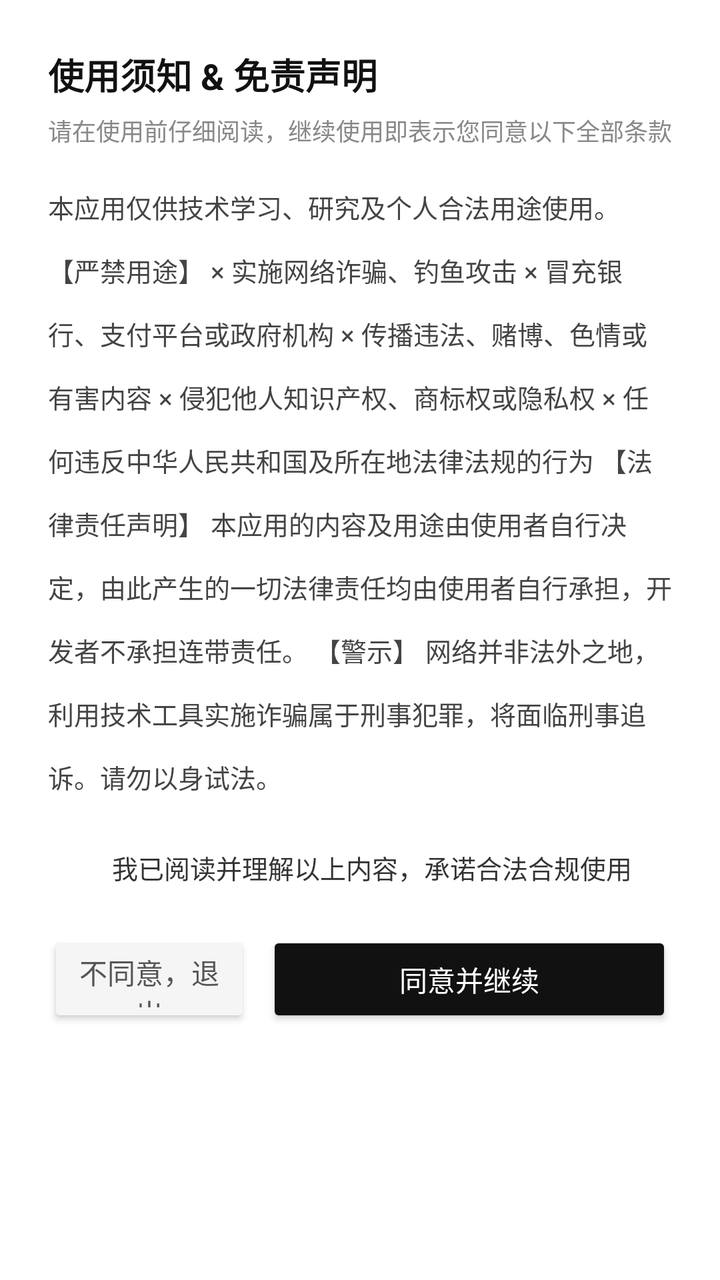
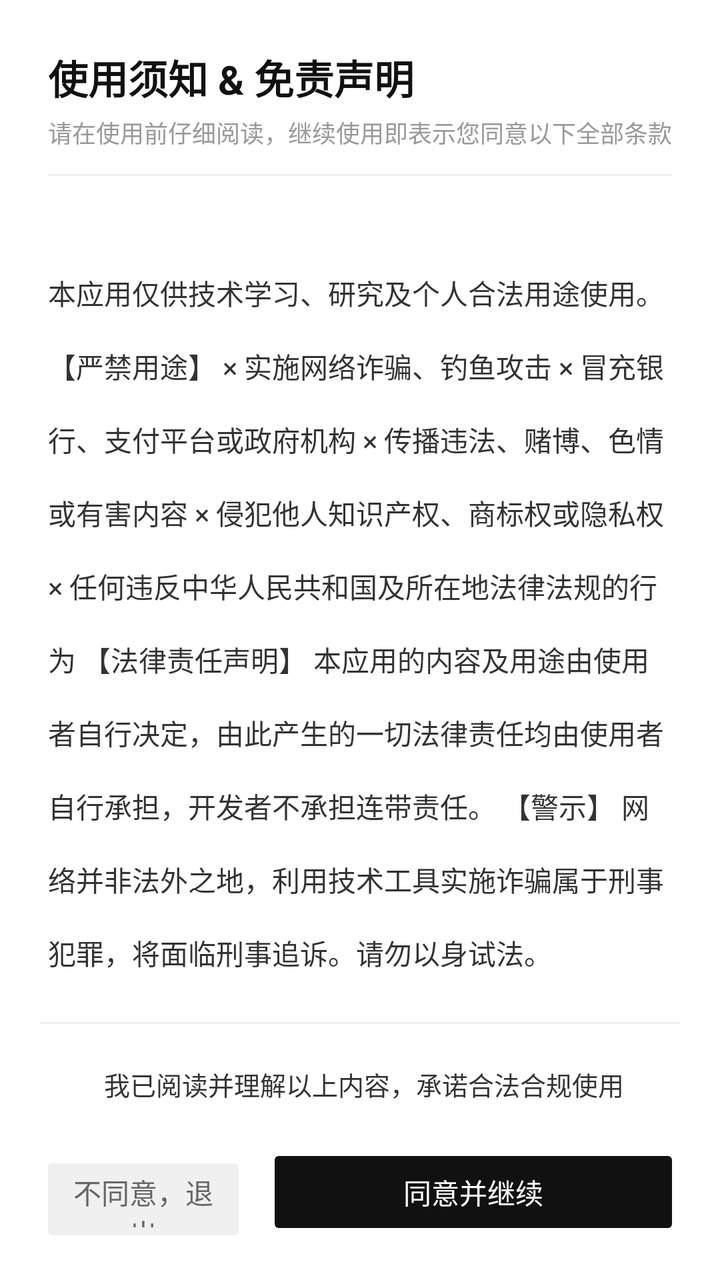

Before-and-after screenshots of an Android layout around one commit, followed by the original layout XML and the change that was made.
<!-- AndroidManifest.xml: application theme AppTheme -->
<!-- res/layout/activity_disclaimer.xml -->
<?xml version="1.0" encoding="utf-8"?>
<ScrollView xmlns:android="http://schemas.android.com/apk/res/android"
    android:layout_width="match_parent"
    android:layout_height="match_parent"
    android:background="#FFFFFF"
    android:fillViewport="true">

    <LinearLayout
        android:layout_width="match_parent"
        android:layout_height="wrap_content"
        android:orientation="vertical"
        android:padding="24dp">

        <TextView
            android:layout_width="match_parent"
            android:layout_height="wrap_content"
            android:text="@string/disclaimer_title"
            android:textSize="18sp"
            android:textStyle="bold"
            android:textColor="#111111"
            android:layout_marginBottom="6dp"/>

        <TextView
            android:layout_width="match_parent"
            android:layout_height="wrap_content"
            android:text="@string/disclaimer_subtitle"
            android:textSize="12sp"
            android:textColor="#888888"
            android:layout_marginBottom="20dp"/>

        <TextView
            android:id="@+id/tvDisclaimerBody"
            android:layout_width="match_parent"
            android:layout_height="wrap_content"
            android:textSize="13sp"
            android:textColor="#444444"
            android:lineSpacingMultiplier="1.7"
            android:layout_marginBottom="20dp"
            android:text="@string/disclaimer_body"/>

        <CheckBox
            android:id="@+id/cbRemember"
            android:layout_width="match_parent"
            android:layout_height="wrap_content"
            android:text="@string/disclaimer_checkbox"
            android:textSize="13sp"
            android:textColor="#333333"
            android:layout_marginBottom="16dp"/>

        <LinearLayout
            android:layout_width="match_parent"
            android:layout_height="wrap_content"
            android:orientation="horizontal"
            android:gravity="center"
            android:layout_marginBottom="12dp">

            <Button
                android:id="@+id/btnDecline"
                android:layout_width="0dp"
                android:layout_height="48dp"
                android:layout_weight="1"
                android:text="@string/disclaimer_decline"
                android:textSize="14sp"
                android:backgroundTint="#F5F5F5"
                android:textColor="#555555"
                android:layout_marginEnd="8dp"/>

            <Button
                android:id="@+id/btnAccept"
                android:layout_width="0dp"
                android:layout_height="48dp"
                android:layout_weight="2"
                android:text="@string/disclaimer_accept"
                android:textSize="14sp"
                android:backgroundTint="#111111"
                android:textColor="#FFFFFF"/>
        </LinearLayout>

    </LinearLayout>
</ScrollView>
<!-- resources referenced by this layout -->
<resources>
  <string name="disclaimer_accept">同意并继续</string>
  <string name="disclaimer_body">本应用仅供技术学习、研究及个人合法用途使用。
  
  【严禁用途】
  
  × 实施网络诈骗、钓鱼攻击
  × 冒充银行、支付平台或政府机构
  × 传播违法、赌博、色情或有害内容
  × 侵犯他人知识产权、商标权或隐私权
  × 任何违反中华人民共和国及所在地法律法规的行为
  
  【法律责任声明】
  
  本应用的内容及用途由使用者自行决定，由此产生的一切法律责任均由使用者自行承担，开发者不承担连带责任。
  
  【警示】
  
  网络并非法外之地，利用技术工具实施诈骗属于刑事犯罪，将面临刑事追诉。请勿以身试法。</string>
  <string name="disclaimer_checkbox">我已阅读并理解以上内容，承诺合法合规使用</string>
  <string name="disclaimer_decline">不同意，退出</string>
  <string name="disclaimer_subtitle">请在使用前仔细阅读，继续使用即表示您同意以下全部条款</string>
  <string name="disclaimer_title">使用须知 &amp; 免责声明</string>
  <style name="AppTheme" parent="Theme.AppCompat.NoActionBar">
          <item name="android:windowBackground">@android:color/white</item>
          <item name="android:statusBarColor">@android:color/transparent</item>
          <item name="android:navigationBarColor">@android:color/transparent</item>
          <item name="android:windowDrawsSystemBarBackgrounds">true</item>
          <item name="android:windowLayoutInDisplayCutoutMode">shortEdges</item>
      </style>
</resources>

<!-- the commit's change to res/layout/activity_disclaimer.xml (unified diff, before → after) -->
@@ -1,42 +1,72 @@
 <?xml version="1.0" encoding="utf-8"?>
-<ScrollView xmlns:android="http://schemas.android.com/apk/res/android"
+<LinearLayout xmlns:android="http://schemas.android.com/apk/res/android"
     android:layout_width="match_parent"
     android:layout_height="match_parent"
-    android:background="#FFFFFF"
-    android:fillViewport="true">
+    android:orientation="vertical"
+    android:background="#FFFFFF">
 
+    
     <LinearLayout
         android:layout_width="match_parent"
         android:layout_height="wrap_content"
         android:orientation="vertical"
-        android:padding="24dp">
+        android:padding="24dp"
+        android:paddingBottom="0dp">
 
         <TextView
             android:layout_width="match_parent"
             android:layout_height="wrap_content"
             android:text="@string/disclaimer_title"
-            android:textSize="18sp"
+            android:textSize="20sp"
             android:textStyle="bold"
             android:textColor="#111111"
-            android:layout_marginBottom="6dp"/>
+            android:layout_marginBottom="4dp"/>
 
         <TextView
             android:layout_width="match_parent"
             android:layout_height="wrap_content"
             android:text="@string/disclaimer_subtitle"
             android:textSize="12sp"
-            android:textColor="#888888"
-            android:layout_marginBottom="20dp"/>
+            android:textColor="#999999"
+            android:layout_marginBottom="12dp"/>
+
+        <View
+            android:layout_width="match_parent"
+            android:layout_height="1dp"
+            android:background="#F0F0F0"/>
+    </LinearLayout>
+
+    
+    <ScrollView
+        android:layout_width="match_parent"
+        android:layout_height="0dp"
+        android:layout_weight="1"
+        android:fadeScrollbars="false">
 
         <TextView
             android:id="@+id/tvDisclaimerBody"
             android:layout_width="match_parent"
             android:layout_height="wrap_content"
-            android:textSize="13sp"
-            android:textColor="#444444"
-            android:lineSpacingMultiplier="1.7"
-            android:layout_marginBottom="20dp"
+            android:textSize="14sp"
+            android:textColor="#333333"
+            android:lineSpacingMultiplier="1.8"
+            android:padding="24dp"
             android:text="@string/disclaimer_body"/>
+    </ScrollView>
+
+    
+    <LinearLayout
+        android:layout_width="match_parent"
+        android:layout_height="wrap_content"
+        android:orientation="vertical"
+        android:padding="20dp"
+        android:paddingTop="12dp">
+
+        <View
+            android:layout_width="match_parent"
+            android:layout_height="1dp"
+            android:background="#F0F0F0"
+            android:layout_marginBottom="14dp"/>
 
         <CheckBox
             android:id="@+id/cbRemember"
@@ -45,14 +75,12 @@
             android:text="@string/disclaimer_checkbox"
             android:textSize="13sp"
             android:textColor="#333333"
-            android:layout_marginBottom="16dp"/>
+            android:layout_marginBottom="14dp"/>
 
         <LinearLayout
             android:layout_width="match_parent"
             android:layout_height="wrap_content"
-            android:orientation="horizontal"
-            android:gravity="center"
-            android:layout_marginBottom="12dp">
+            android:orientation="horizontal">
 
             <Button
                 android:id="@+id/btnDecline"
@@ -61,9 +89,10 @@
                 android:layout_weight="1"
                 android:text="@string/disclaimer_decline"
                 android:textSize="14sp"
-                android:backgroundTint="#F5F5F5"
-                android:textColor="#555555"
-                android:layout_marginEnd="8dp"/>
+                android:backgroundTint="#F0F0F0"
+                android:textColor="#666666"
+                android:layout_marginEnd="10dp"
+                android:stateListAnimator="@null"/>
 
             <Button
                 android:id="@+id/btnAccept"
@@ -73,8 +102,9 @@
                 android:text="@string/disclaimer_accept"
                 android:textSize="14sp"
                 android:backgroundTint="#111111"
-                android:textColor="#FFFFFF"/>
+                android:textColor="#FFFFFF"
+                android:stateListAnimator="@null"/>
         </LinearLayout>
+    </LinearLayout>
 
-    </LinearLayout>
-</ScrollView>
+</LinearLayout>
